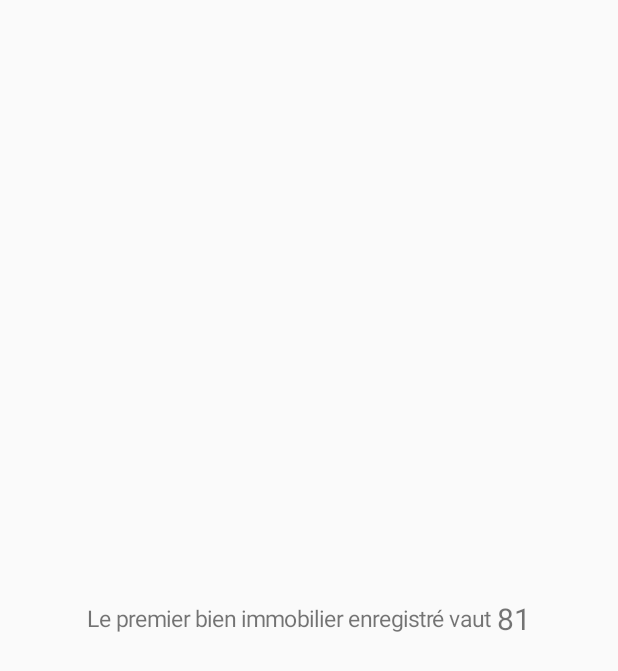
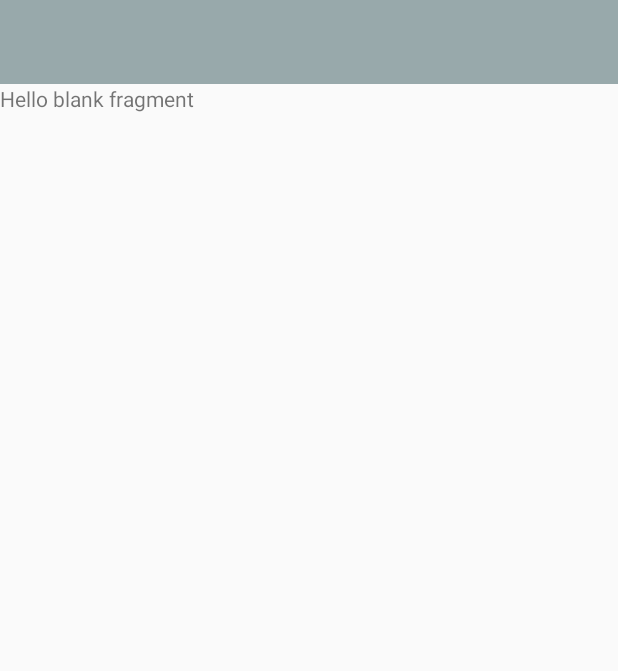
Before and after one commit to FLF69740/Projet-8-OC, an Android app: the screen it shows after launch (MainActivity), on a phone screen of 412 x 824 dp. Shown: the top 671 px of the screen. Run offline under Robolectric (Android 15) with nearby library versions, the phone set to English and light mode, and no system bars.

Commit message:
creation of abstract BaseActivity and MainFragment under Controller repository

```diff
--- a/app/build.gradle
+++ b/app/build.gradle
@@ -22,6 +22,7 @@ dependencies {
     implementation fileTree(dir: 'libs', include: ['*.jar'])
     implementation 'com.android.support:appcompat-v7:26.1.0'
     implementation 'com.android.support.constraint:constraint-layout:1.0.2'
+    implementation 'com.android.support:support-v4:26.1.0'
     testImplementation 'junit:junit:4.12'
     androidTestImplementation 'com.android.support.test:runner:1.0.1'
     androidTestImplementation 'com.android.support.test.espresso:espresso-core:3.0.1'
--- a/app/src/main/AndroidManifest.xml
+++ b/app/src/main/AndroidManifest.xml
@@ -11,14 +11,14 @@
         android:roundIcon="@mipmap/ic_launcher_round"
         android:supportsRtl="true"
         android:theme="@style/AppTheme">
-        <activity android:name="com.openclassrooms.realestatemanager.MainActivity">
+        <activity android:name="com.openclassrooms.realestatemanager.Controller.MainActivity">
             <intent-filter>
                 <action android:name="android.intent.action.MAIN" />
 
                 <category android:name="android.intent.category.LAUNCHER" />
             </intent-filter>
         </activity>
-        <activity android:name="com.openclassrooms.realestatemanager.SecondActivity"></activity>
+        <activity android:name="com.openclassrooms.realestatemanager.Controller.SecondActivity"></activity>
     </application>
 
 </manifest>
--- /dev/null
+++ b/app/src/main/java/com/openclassrooms/realestatemanager/Controller/BaseActivity.java
@@ -0,0 +1,30 @@
+package com.openclassrooms.realestatemanager.Controller;
+
+import android.os.Bundle;
+import android.support.annotation.Nullable;
+import android.support.v4.app.Fragment;
+import android.support.v7.app.AppCompatActivity;
+
+public abstract class BaseActivity extends AppCompatActivity {
+
+    protected abstract int getContentView();
+    protected abstract Fragment newInstance();
+    protected abstract int getFragmentLayout();
+
+    @Override
+    protected void onCreate(@Nullable Bundle savedInstanceState) {
+        super.onCreate(savedInstanceState);
+        setContentView(getContentView());
+        configureFragment(savedInstanceState);
+    }
+
+    protected void configureFragment(Bundle savedInstanceState){
+        if (savedInstanceState == null){
+            getSupportFragmentManager().beginTransaction()
+                    .add(getFragmentLayout(),newInstance())
+                    .commit();
+        }
+    }
+
+
+}
--- /dev/null
+++ b/app/src/main/java/com/openclassrooms/realestatemanager/Controller/MainActivity.java
@@ -0,0 +1,28 @@
+package com.openclassrooms.realestatemanager.Controller;
+
+import android.support.v4.app.Fragment;
+import android.support.v7.app.AppCompatActivity;
+import android.os.Bundle;
+import android.widget.TextView;
+
+import com.openclassrooms.realestatemanager.R;
+import com.openclassrooms.realestatemanager.Utils;
+
+public class MainActivity extends BaseActivity {
+
+
+    @Override
+    protected int getContentView() {
+        return R.layout.activity_main;
+    }
+
+    @Override
+    protected Fragment newInstance() {
+        return new MainFragment();
+    }
+
+    @Override
+    protected int getFragmentLayout() {
+        return R.id.frame_layout_main;
+    }
+}
--- /dev/null
+++ b/app/src/main/java/com/openclassrooms/realestatemanager/Controller/MainFragment.java
@@ -0,0 +1,26 @@
+package com.openclassrooms.realestatemanager.Controller;
+
+import android.os.Bundle;
+import android.support.v4.app.Fragment;
+import android.view.LayoutInflater;
+import android.view.View;
+import android.view.ViewGroup;
+
+import com.openclassrooms.realestatemanager.R;
+
+public class MainFragment extends Fragment {
+
+
+    public MainFragment() {
+        // Required empty public constructor
+    }
+
+
+    @Override
+    public View onCreateView(LayoutInflater inflater, ViewGroup container,
+                             Bundle savedInstanceState) {
+        // Inflate the layout for this fragment
+        return inflater.inflate(R.layout.fragment_main, container, false);
+    }
+
+}
--- a/app/src/main/java/com/openclassrooms/realestatemanager/SecondActivity.java
+++ b/app/src/main/java/com/openclassrooms/realestatemanager/Controller/SecondActivity.java
@@ -1,7 +1,9 @@
-package com.openclassrooms.realestatemanager;
+package com.openclassrooms.realestatemanager.Controller;
 
 import android.support.v7.app.AppCompatActivity;
 import android.os.Bundle;
+
+import com.openclassrooms.realestatemanager.R;
 
 public class SecondActivity extends AppCompatActivity {
 
--- a/app/src/main/java/com/openclassrooms/realestatemanager/MainActivity.java
+++ /dev/null
@@ -1,34 +0,0 @@
-package com.openclassrooms.realestatemanager;
-
-import android.support.v7.app.AppCompatActivity;
-import android.os.Bundle;
-import android.widget.TextView;
-
-public class MainActivity extends AppCompatActivity {
-
-    private TextView textViewMain;
-    private TextView textViewQuantity;
-
-    @Override
-    protected void onCreate(Bundle savedInstanceState) {
-        super.onCreate(savedInstanceState);
-        setContentView(R.layout.activity_main);
-
-        this.textViewMain = findViewById(R.id.activity_main_activity_text_view_main);
-        this.textViewQuantity = findViewById(R.id.activity_main_activity_text_view_quantity);
-
-        this.configureTextViewMain();
-        this.configureTextViewQuantity();
-    }
-
-    private void configureTextViewMain(){
-        this.textViewMain.setTextSize(15);
-        this.textViewMain.setText("Le premier bien immobilier enregistré vaut ");
-    }
-
-    private void configureTextViewQuantity(){
-        int quantity = Utils.convertDollarToEuro(100);
-        this.textViewQuantity.setTextSize(20);
-        this.textViewQuantity.setText(String.valueOf(quantity));
-    }
-}
--- a/app/src/main/res/layout/activity_main.xml
+++ b/app/src/main/res/layout/activity_main.xml
@@ -1,38 +1,26 @@
 <?xml version="1.0" encoding="utf-8"?>
-<android.support.constraint.ConstraintLayout xmlns:android="http://schemas.android.com/apk/res/android"
+<android.support.constraint.ConstraintLayout
+    xmlns:android="http://schemas.android.com/apk/res/android"
     xmlns:app="http://schemas.android.com/apk/res-auto"
     xmlns:tools="http://schemas.android.com/tools"
     android:layout_width="match_parent"
     android:layout_height="match_parent"
-    tools:context="com.openclassrooms.realestatemanager.MainActivity"
+    tools:context="com.openclassrooms.realestatemanager.Controller.MainActivity"
     android:gravity="center">
 
-    <LinearLayout
+    <include
+        android:id="@+id/include"
+        layout="@layout/toolbar"
         android:layout_width="match_parent"
-        android:layout_height="wrap_content"
+        android:layout_height="wrap_content" />
+
+    <FrameLayout
+        android:id="@+id/frame_layout_main"
+        android:layout_width="0dp"
+        android:layout_height="0dp"
         app:layout_constraintBottom_toBottomOf="parent"
-        app:layout_constraintLeft_toLeftOf="parent"
-        app:layout_constraintRight_toRightOf="parent"
-        app:layout_constraintTop_toTopOf="parent"
-        android:gravity="center">
-
-        <TextView
-            android:id="@+id/activity_main_activity_text_view_main"
-            android:layout_width="wrap_content"
-            android:layout_height="wrap_content"
-            android:text="Voici la valeur d'un bien : "/>
-
-        <TextView
-            android:id="@+id/activity_main_activity_text_view_quantity"
-            android:layout_width="wrap_content"
-            android:layout_height="wrap_content"
-            android:text="0"
-            app:layout_constraintBottom_toBottomOf="parent"
-            app:layout_constraintLeft_toLeftOf="parent"
-            app:layout_constraintRight_toRightOf="parent"
-            app:layout_constraintTop_toTopOf="parent" />
-
-    </LinearLayout>
-
+        app:layout_constraintEnd_toEndOf="parent"
+        app:layout_constraintStart_toStartOf="parent"
+        app:layout_constraintTop_toBottomOf="@+id/include" />
 
 </android.support.constraint.ConstraintLayout>
--- a/app/src/main/res/layout/activity_second.xml
+++ b/app/src/main/res/layout/activity_second.xml
@@ -4,7 +4,7 @@
     xmlns:tools="http://schemas.android.com/tools"
     android:layout_width="match_parent"
     android:layout_height="match_parent"
-    tools:context="com.openclassrooms.realestatemanager.SecondActivity">
+    tools:context="com.openclassrooms.realestatemanager.Controller.SecondActivity">
 
 
     <LinearLayout
--- /dev/null
+++ b/app/src/main/res/layout/fragment_main.xml
@@ -0,0 +1,14 @@
+<?xml version="1.0" encoding="utf-8"?>
+<FrameLayout xmlns:android="http://schemas.android.com/apk/res/android"
+    xmlns:tools="http://schemas.android.com/tools"
+    android:layout_width="match_parent"
+    android:layout_height="match_parent"
+    tools:context=".Controller.MainFragment">
+
+    <!-- TODO: Update blank fragment layout -->
+    <TextView
+        android:layout_width="match_parent"
+        android:layout_height="match_parent"
+        android:text="@string/hello_blank_fragment" />
+
+</FrameLayout>
--- a/app/src/main/res/values/strings.xml
+++ b/app/src/main/res/values/strings.xml
@@ -1,3 +1,6 @@
 <resources>
     <string name="app_name">Real Estate Manager</string>
+
+    <!-- TODO: Remove or change this placeholder text -->
+    <string name="hello_blank_fragment">Hello blank fragment</string>
 </resources>
```
